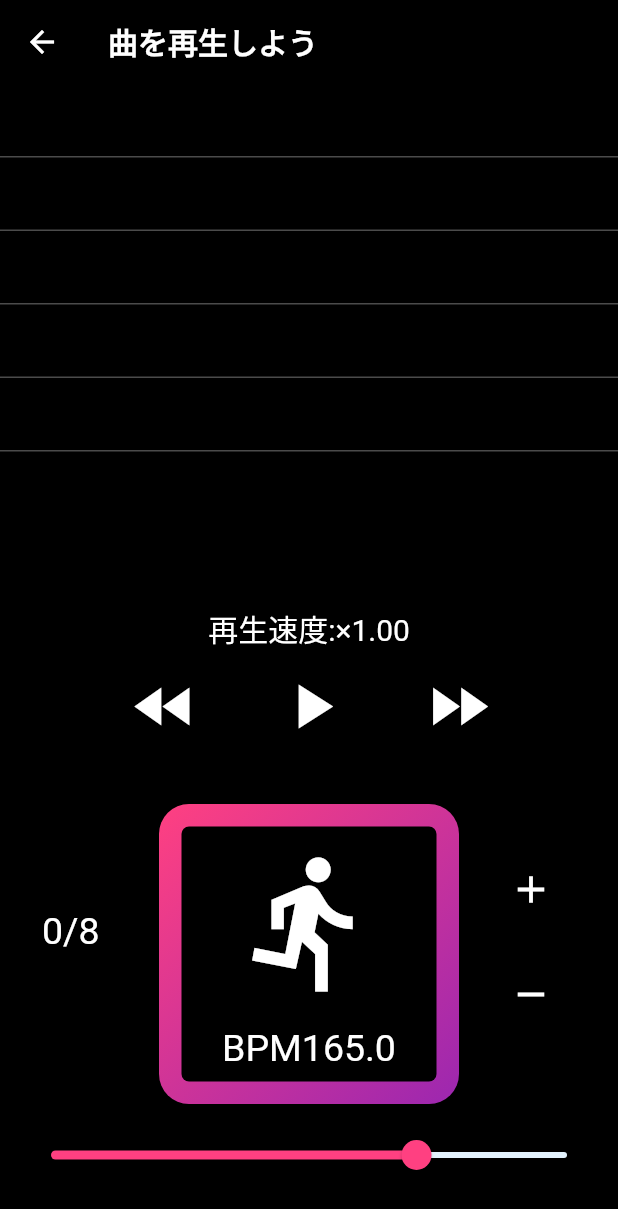
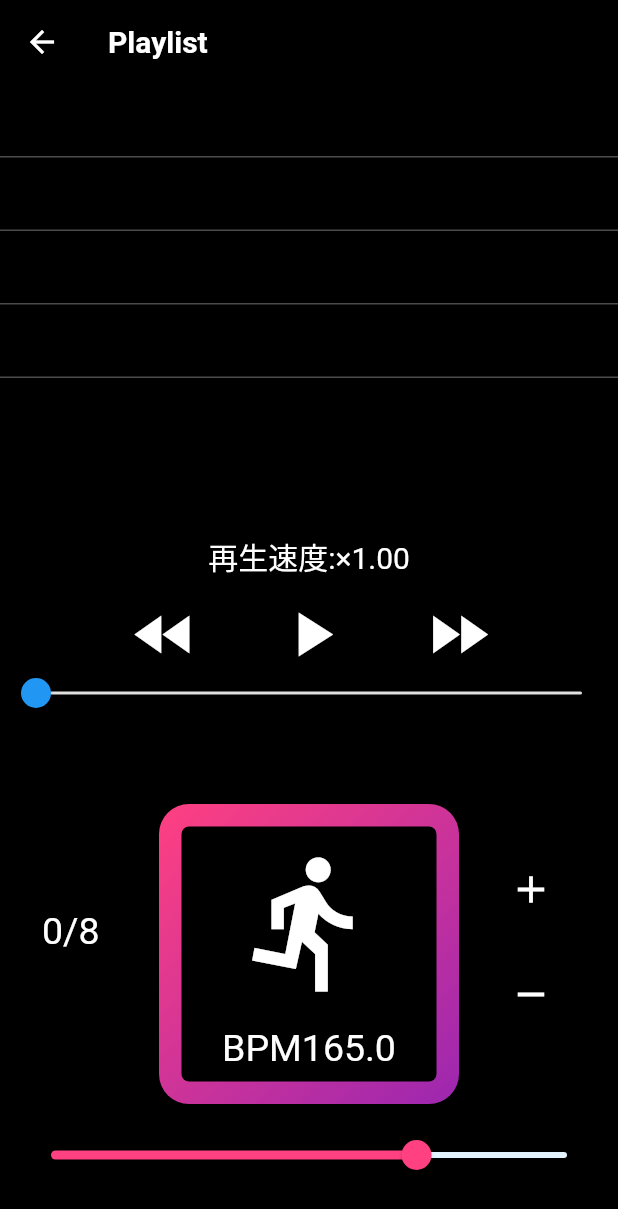
Before and after one commit to beatwalking55/beatim2, a Flutter app: the PlayPage screen opened directly, on a phone screen of 412 x 824 dp. Shown: the top 1209 px of the screen. Run offline on Flutter 3.47's test engine with Material 2 defaults, Android fonts, the phone set to English and light mode, and no system bars; our stand-ins replace cloud_firestore, firebase_core, just_audio, rxdart; missing offline and left inert: audio_session, dart:ffi; accounts and stored records are empty.

Commit message:
曲の再生位置スライダーを追加

```diff
--- /dev/null
+++ b/lib/common.dart
@@ -0,0 +1,184 @@
+import 'dart:math';
+
+import 'package:flutter/material.dart';
+
+class SeekBar extends StatefulWidget {
+  final Duration duration;
+  final Duration position;
+  final Duration bufferedPosition;
+  final ValueChanged<Duration>? onChanged;
+  final ValueChanged<Duration>? onChangeEnd;
+
+  const SeekBar({
+    Key? key,
+    required this.duration,
+    required this.position,
+    required this.bufferedPosition,
+    this.onChanged,
+    this.onChangeEnd,
+  }) : super(key: key);
+
+  @override
+  SeekBarState createState() => SeekBarState();
+}
+
+class SeekBarState extends State<SeekBar> {
+  double? _dragValue;
+  late SliderThemeData _sliderThemeData;
+
+  @override
+  void didChangeDependencies() {
+    super.didChangeDependencies();
+
+    _sliderThemeData = SliderTheme.of(context).copyWith(
+      trackHeight: 2.0,
+    );
+  }
+
+  @override
+  Widget build(BuildContext context) {
+    return Stack(
+      children: [
+        SliderTheme(
+          data: _sliderThemeData.copyWith(
+            thumbShape: HiddenThumbComponentShape(),
+            activeTrackColor: Colors.blue.shade100,
+            inactiveTrackColor: Colors.grey.shade300,
+          ),
+          child: ExcludeSemantics(
+            child: Slider(
+              min: 0.0,
+              max: widget.duration.inMilliseconds.toDouble(),
+              value: min(widget.bufferedPosition.inMilliseconds.toDouble(),
+                  widget.duration.inMilliseconds.toDouble()),
+              onChanged: (value) {
+                setState(() {
+                  _dragValue = value;
+                });
+                if (widget.onChanged != null) {
+                  widget.onChanged!(Duration(milliseconds: value.round()));
+                }
+              },
+              onChangeEnd: (value) {
+                if (widget.onChangeEnd != null) {
+                  widget.onChangeEnd!(Duration(milliseconds: value.round()));
+                }
+                _dragValue = null;
+              },
+            ),
+          ),
+        ),
+        SliderTheme(
+          data: _sliderThemeData.copyWith(
+            inactiveTrackColor: Colors.transparent,
+          ),
+          child: Slider(
+            min: 0.0,
+            max: widget.duration.inMilliseconds.toDouble(),
+            value: min(_dragValue ?? widget.position.inMilliseconds.toDouble(),
+                widget.duration.inMilliseconds.toDouble()),
+            onChanged: (value) {
+              setState(() {
+                _dragValue = value;
+              });
+              if (widget.onChanged != null) {
+                widget.onChanged!(Duration(milliseconds: value.round()));
+              }
+            },
+            onChangeEnd: (value) {
+              if (widget.onChangeEnd != null) {
+                widget.onChangeEnd!(Duration(milliseconds: value.round()));
+              }
+              _dragValue = null;
+            },
+          ),
+        ),
+        Positioned(
+          right: 16.0,
+          bottom: 0.0,
+          child: Text(
+              RegExp(r'((^0*[1-9]\d*:)?\d{2}:\d{2})\.\d+$')
+                      .firstMatch("$_remaining")
+                      ?.group(1) ??
+                  '$_remaining',
+              style: Theme.of(context).textTheme.caption),
+        ),
+      ],
+    );
+  }
+
+  Duration get _remaining => widget.duration - widget.position;
+}
+
+class HiddenThumbComponentShape extends SliderComponentShape {
+  @override
+  Size getPreferredSize(bool isEnabled, bool isDiscrete) => Size.zero;
+
+  @override
+  void paint(
+    PaintingContext context,
+    Offset center, {
+    required Animation<double> activationAnimation,
+    required Animation<double> enableAnimation,
+    required bool isDiscrete,
+    required TextPainter labelPainter,
+    required RenderBox parentBox,
+    required SliderThemeData sliderTheme,
+    required TextDirection textDirection,
+    required double value,
+    required double textScaleFactor,
+    required Size sizeWithOverflow,
+  }) {}
+}
+
+class PositionData {
+  final Duration position;
+  final Duration bufferedPosition;
+  final Duration duration;
+
+  PositionData(this.position, this.bufferedPosition, this.duration);
+}
+
+void showSliderDialog({
+  required BuildContext context,
+  required String title,
+  required int divisions,
+  required double min,
+  required double max,
+  String valueSuffix = '',
+  // TODO: Replace these two by ValueStream.
+  required double value,
+  required Stream<double> stream,
+  required ValueChanged<double> onChanged,
+}) {
+  showDialog<void>(
+    context: context,
+    builder: (context) => AlertDialog(
+      title: Text(title, textAlign: TextAlign.center),
+      content: StreamBuilder<double>(
+        stream: stream,
+        builder: (context, snapshot) => SizedBox(
+          height: 100.0,
+          child: Column(
+            children: [
+              Text('${snapshot.data?.toStringAsFixed(1)}$valueSuffix',
+                  style: const TextStyle(
+                      fontFamily: 'Fixed',
+                      fontWeight: FontWeight.bold,
+                      fontSize: 24.0)),
+              Slider(
+                divisions: divisions,
+                min: min,
+                max: max,
+                value: snapshot.data ?? value,
+                onChanged: onChanged,
+              ),
+            ],
+          ),
+        ),
+      ),
+    ),
+  );
+}
+
+T? ambiguate<T>(T? value) => value;
--- a/lib/main.dart
+++ b/lib/main.dart
@@ -1,6 +1,5 @@
 import 'package:beatim/linkpastepage.dart';
 import 'package:flutter/material.dart';
-import 'startpage.dart';
 import 'package:firebase_core/firebase_core.dart';
 import 'firebase_options.dart';
 
--- a/lib/playpage.dart
+++ b/lib/playpage.dart
@@ -7,6 +7,8 @@ import 'package:audio_session/audio_session.dart';
 import 'package:beatim/musicselectfunction.dart';
 import 'dart:math';
 import 'package:flutter/services.dart';
+import 'package:rxdart/rxdart.dart';
+import 'package:beatim/common.dart';
 
 class PlayPage extends StatefulWidget {
   const PlayPage({Key? key}) : super(key: key);
@@ -34,19 +36,27 @@ class _PlayPageState extends State<PlayPage> {
   ConcatenatingAudioSource newplaylist = ConcatenatingAudioSource(
     children: List.generate(
         playlist.length,
-        (inde) =>
-            AudioSource.uri(Uri.parse(musics[playlist[inde]]['filename']))),
+        (inde) => AudioSource.uri(Uri.parse(musics[playlist[inde]]['filename']))),
   );
 
-  var _playericon =
-      Icons.play_arrow; //playpageの下の方に表示されるマーク play_arrow:再生マーク　pause:停止マーク
+  Stream<PositionData> get _positionDataStream =>
+      Rx.combineLatest3<Duration, Duration, Duration?, PositionData>(
+          player.positionStream,
+          player.bufferedPositionStream,
+          player.durationStream,
+          (position, bufferedPosition, duration) => PositionData(
+              position, bufferedPosition, duration ?? Duration.zero));
+
+  var _playericon = Icons.play_arrow; //playpageの下の方に表示されるマーク play_arrow:再生マーク　pause:停止マーク
+
   int counter = 0;
+
   Widget build(BuildContext context) {
     return Scaffold(
       appBar: AppBar(
         backgroundColor: Colors.black, //上のバーの背景色
         title: Text(
-          "曲を再生しよう",
+          "Playlist",
           style: TextStyle(fontWeight: FontWeight.bold),
         ), //上のバーのテキスト
       ),
@@ -56,9 +66,6 @@ class _PlayPageState extends State<PlayPage> {
           child: Column(
             mainAxisAlignment: MainAxisAlignment.center,
             children: [
-              // Text("ジャンル：${genre}",),
-              // Text("アーティスト：${artist}"),
-              // Text("BPM：${sensingBPM}"),
               //曲を選んで再生する部分。
               Flexible(
                 child: ListView.builder(
@@ -227,6 +234,21 @@ class _PlayPageState extends State<PlayPage> {
                                     )
                               ],
                             ),
+                          ),
+                          StreamBuilder<PositionData>(
+                            stream: _positionDataStream,
+                            builder: (context, snapshot) {
+                              final positionData = snapshot.data;
+                              return SeekBar(
+                                duration: positionData?.duration ?? Duration.zero,
+                                position: positionData?.position ?? Duration.zero,
+                                bufferedPosition:
+                                    positionData?.bufferedPosition ?? Duration.zero,
+                                onChangeEnd: (newPosition) {
+                                  player.seek(newPosition);
+                                },
+                              );
+                            },
                           ),
                         ],
                       );
@@ -478,8 +500,7 @@ class _PlayPageState extends State<PlayPage> {
                 ),
               ),
               Padding(
-                padding:
-                    const EdgeInsets.fromLTRB(10, 0, 10, 30), //BPM計測ボタン周りの余白
+                padding: const EdgeInsets.fromLTRB(10, 0, 10, 30), //スライドバー周りの余白
                 child: Transform.rotate(
                   angle: 0,
                   child: Slider(
--- a/pubspec.yaml
+++ b/pubspec.yaml
@@ -42,6 +42,7 @@ dependencies:
   firebase_core: ^2.1.1
   cloud_firestore: ^4.0.4
   material: ^1.0.0+2
+  rxdart: ^0.27.7
 
 
 dev_dependencies:
```
Also changed, not shown: pubspec.lock.
